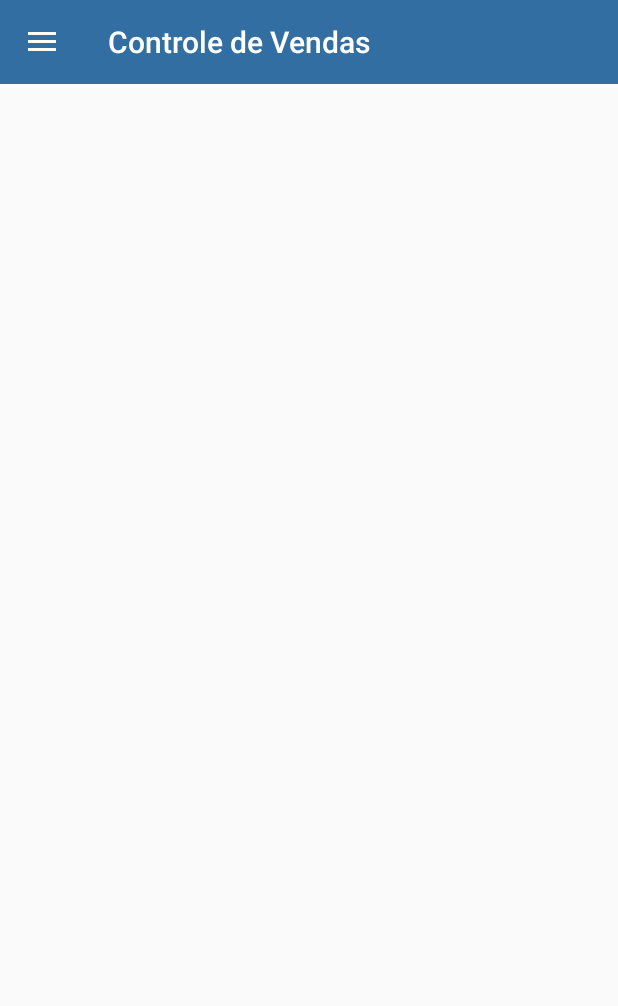
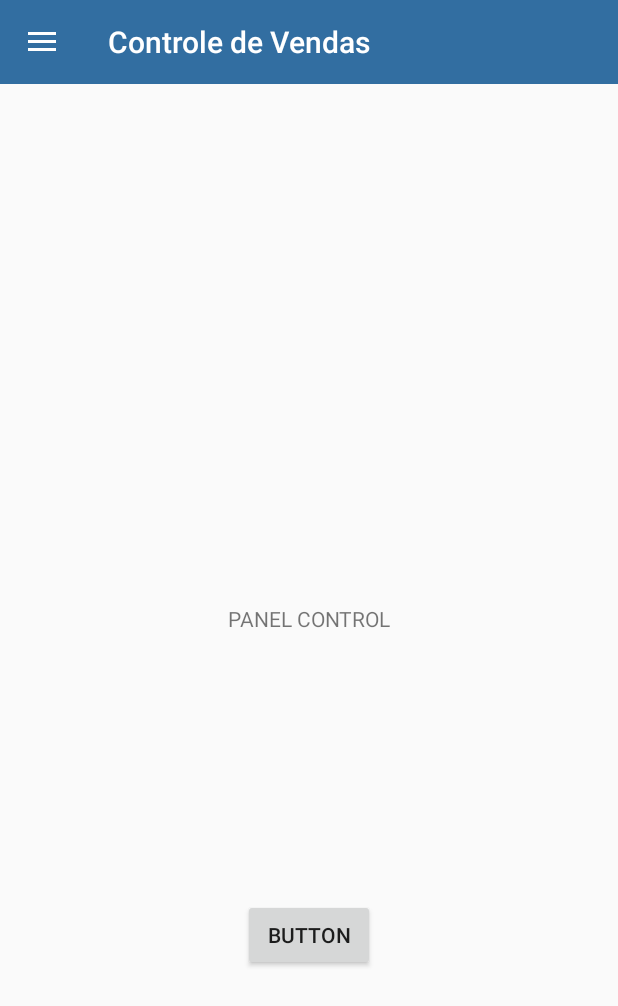
Before and after one commit to LucioDarcon/CRUD_SQLITE, an Android app: the PanelActivity screen opened directly, with no data from a screen before it, on a phone screen of 412 x 824 dp. Shown: the top 1006 px of the screen. Run offline under Robolectric (Android 15) with nearby library versions, the phone set to English and light mode, and no system bars.

Commit message:
fragment main

```diff
--- a/app/src/main/AndroidManifest.xml
+++ b/app/src/main/AndroidManifest.xml
@@ -9,7 +9,8 @@
         android:roundIcon="@mipmap/ic_launcher_round"
         android:supportsRtl="true"
         android:theme="@style/AppTheme">
-        <activity android:name=".view.RegisterActivity"></activity>
+        <activity android:name=".fragments.PanelFragment"></activity>
+        <activity android:name=".view.RegisterActivity" />
         <activity android:name=".view.AuthActivity">
             <intent-filter>
                 <action android:name="android.intent.action.MAIN" />
@@ -17,7 +18,7 @@
                 <category android:name="android.intent.category.LAUNCHER" />
             </intent-filter>
         </activity>
-        <activity android:name=".view.PanelActivity"></activity>
+        <activity android:name=".view.PanelActivity" />
     </application>
 
 </manifest>
--- /dev/null
+++ b/app/src/main/java/com/example/controlsales/fragments/PanelFragment.kt
@@ -0,0 +1,21 @@
+package com.example.controlsales.fragments
+
+import android.os.Bundle
+import android.view.LayoutInflater
+import android.view.View
+import android.view.ViewGroup
+import androidx.fragment.app.Fragment
+import com.example.controlsales.R
+
+class PanelFragment : Fragment() {
+
+    override fun onCreateView(
+        inflater: LayoutInflater,
+        container: ViewGroup?,
+        savedInstanceState: Bundle?
+    ): View? {
+        return inflater.inflate(R.layout.panel_fragment, container, false)
+    }
+
+
+}
--- a/app/src/main/java/com/example/controlsales/repository/AdmRepository.kt
+++ b/app/src/main/java/com/example/controlsales/repository/AdmRepository.kt
@@ -89,8 +89,8 @@ class AdmRepository private constructor(context: Context) {
 
         while (cursor.moveToNext()) {
             val adm = Adm(
-                name = cursor.getString(cursor.getColumnIndex(ConstantsDB.ADM.COLUMNS.NAME)),
-                email = cursor.getString(cursor.getColumnIndex(ConstantsDB.ADM.COLUMNS.EMAIL))
+                name = cursor.getString(cursor.getColumnIndex(ConstantsDB.ADM.COLUMNS.NAME)).toUpperCase(),
+                email = cursor.getString(cursor.getColumnIndex(ConstantsDB.ADM.COLUMNS.EMAIL)).toUpperCase()
             )
             arrayListAdmin.add(adm)
         }
--- a/app/src/main/java/com/example/controlsales/view/AuthActivity.kt
+++ b/app/src/main/java/com/example/controlsales/view/AuthActivity.kt
@@ -24,6 +24,7 @@ class AuthActivity : AppCompatActivity(), View.OnClickListener {
         super.onCreate(savedInstanceState)
         setContentView(R.layout.activity_auth)
 
+        if(verifyAfterLogin()) redirectPanel()
         setListeners()
     }
 
@@ -37,8 +38,7 @@ class AuthActivity : AppCompatActivity(), View.OnClickListener {
                             edtEmail.text.toString(), edtPassword.text.toString()
                         ))
                         mapArray(arrayAdmin)
-                        val i = Intent(this, PanelActivity::class.java)
-                        startActivity(i)
+                        redirectPanel()
                     }else{
                         Toast.makeText(this, resources.getString(R.string.preencha_os_campos), Toast.LENGTH_LONG).show()
                     }
@@ -63,11 +63,20 @@ class AuthActivity : AppCompatActivity(), View.OnClickListener {
     }
 
     private fun mapArray(arrayAdmin: ArrayList<Adm>){
-        mSharedPreferences = SecurityPreferences(this)
         for (i in arrayAdmin){
             mSharedPreferences.storeString("name", i.name)
             mSharedPreferences.storeString("email", i.email)
         }
     }
 
+    private fun verifyAfterLogin(): Boolean{
+        mSharedPreferences = SecurityPreferences(this)
+        return mSharedPreferences.getStoredString("name") != "" &&
+        mSharedPreferences.getStoredString("email") != ""
+    }
+
+    private fun redirectPanel(){
+        val i = Intent(this, PanelActivity::class.java)
+        startActivity(i)
+    }
 }
--- a/app/src/main/java/com/example/controlsales/view/PanelActivity.kt
+++ b/app/src/main/java/com/example/controlsales/view/PanelActivity.kt
@@ -1,5 +1,6 @@
 package com.example.controlsales.view
 
+import android.content.Intent
 import android.os.Bundle
 import android.view.MenuItem
 import android.widget.TextView
@@ -8,6 +9,7 @@ import androidx.appcompat.app.ActionBarDrawerToggle
 import androidx.appcompat.app.AppCompatActivity
 import androidx.core.view.GravityCompat
 import com.example.controlsales.R
+import com.example.controlsales.fragments.PanelFragment
 import com.example.controlsales.util.SecurityPreferences
 import com.google.android.material.navigation.NavigationView
 import kotlinx.android.synthetic.main.activity_panel.*
@@ -23,6 +25,12 @@ class PanelActivity : AppCompatActivity(), NavigationView.OnNavigationItemSelect
         setContentView(R.layout.activity_panel)
         initNavigationDrawerToolbar()
         onCompleteFields()
+
+        val spFragment = supportFragmentManager.beginTransaction()
+        spFragment.add(R.id.content_fragment,
+            PanelFragment()
+        )
+        spFragment.commit()
     }
 
     override fun onBackPressed() {
@@ -40,6 +48,12 @@ class PanelActivity : AppCompatActivity(), NavigationView.OnNavigationItemSelect
             }
             R.id.consultCustomer -> {
                 Toast.makeText(this, "Consult Customer", Toast.LENGTH_LONG).show()
+            }
+            R.id.leave -> {
+                mSharedPreferences.clearAll()
+                finish()
+                val i = Intent(this, AuthActivity::class.java)
+                startActivity(i)
             }
         }
         drawerLayout.closeDrawer(GravityCompat.START)
--- /dev/null
+++ b/app/src/main/res/drawable/ic_replay_black_24dp.xml
@@ -0,0 +1,9 @@
+<vector xmlns:android="http://schemas.android.com/apk/res/android"
+        android:width="24dp"
+        android:height="24dp"
+        android:viewportWidth="24.0"
+        android:viewportHeight="24.0">
+    <path
+        android:fillColor="#FF000000"
+        android:pathData="M12,5V1L7,6l5,5V7c3.31,0 6,2.69 6,6s-2.69,6 -6,6 -6,-2.69 -6,-6H4c0,4.42 3.58,8 8,8s8,-3.58 8,-8 -3.58,-8 -8,-8z"/>
+</vector>
--- a/app/src/main/res/layout/activity_panel.xml
+++ b/app/src/main/res/layout/activity_panel.xml
@@ -16,6 +16,11 @@
         android:layout_height="wrap_content" layout="@layout/toolbar" />
 
 
+    <include
+        android:layout_width="match_parent"
+        android:layout_height="match_parent"
+        layout="@layout/content_main"/>
+
     <com.google.android.material.navigation.NavigationView
         android:id="@+id/navigationView"
         android:layout_width="match_parent"
--- /dev/null
+++ b/app/src/main/res/layout/content_main.xml
@@ -0,0 +1,12 @@
+<?xml version="1.0" encoding="utf-8"?>
+<androidx.constraintlayout.widget.ConstraintLayout xmlns:android="http://schemas.android.com/apk/res/android"
+    android:layout_width="match_parent"
+    android:layout_height="match_parent">
+
+        <FrameLayout
+            android:layout_width="match_parent"
+            android:layout_height="match_parent"
+            android:id="@+id/content_fragment"
+            />
+
+</androidx.constraintlayout.widget.ConstraintLayout>
--- a/app/src/main/res/layout/header.xml
+++ b/app/src/main/res/layout/header.xml
@@ -1,10 +1,10 @@
 <?xml version="1.0" encoding="utf-8"?>
 <LinearLayout xmlns:android="http://schemas.android.com/apk/res/android"
     android:layout_width="match_parent"
-    android:layout_height="160dp"
+    android:layout_height="200dp"
     android:gravity="bottom"
     android:padding="16dp"
-    android:background="@drawable/desert"
+    android:background="@drawable/nav_header"
     android:orientation="vertical">
 
 
@@ -13,6 +13,7 @@
         android:layout_width="match_parent"
         android:layout_height="wrap_content"
         android:text="Lucio Darcon"
+        style="@style/Widget.AppCompat.TextView"
         android:textColor="@color/white"/>
 
     <TextView
@@ -20,6 +21,7 @@
         android:layout_width="match_parent"
         android:layout_height="wrap_content"
         android:textColor="@color/white"
+        style="@style/Widget.AppCompat.TextView"
         android:layout_marginTop="16dp"
         android:text="luciodarcon1997@hotmail.com" />
 
--- /dev/null
+++ b/app/src/main/res/layout/panel_fragment.xml
@@ -0,0 +1,29 @@
+<?xml version="1.0" encoding="utf-8"?>
+<androidx.constraintlayout.widget.ConstraintLayout xmlns:android="http://schemas.android.com/apk/res/android"
+    xmlns:app="http://schemas.android.com/apk/res-auto"
+    xmlns:tools="http://schemas.android.com/tools"
+    android:layout_width="match_parent"
+    android:layout_height="match_parent">
+
+
+    <TextView
+        android:id="@+id/textView"
+        android:layout_width="wrap_content"
+        android:layout_height="wrap_content"
+        android:text="PANEL CONTROL"
+        app:layout_constraintBottom_toBottomOf="parent"
+        app:layout_constraintEnd_toEndOf="parent"
+        app:layout_constraintStart_toStartOf="parent"
+        app:layout_constraintTop_toTopOf="parent" />
+
+    <Button
+        android:id="@+id/button"
+        android:layout_width="wrap_content"
+        android:layout_height="wrap_content"
+        android:text="Button"
+        app:layout_constraintBottom_toBottomOf="parent"
+        app:layout_constraintEnd_toEndOf="parent"
+        app:layout_constraintStart_toStartOf="parent"
+        app:layout_constraintTop_toBottomOf="@+id/textView" />
+
+</androidx.constraintlayout.widget.ConstraintLayout>
--- a/app/src/main/res/menu/menu_nav.xml
+++ b/app/src/main/res/menu/menu_nav.xml
@@ -3,17 +3,27 @@
 
     <item
         android:id="@+id/people"
-        android:title="Clientes">
+        android:title="@string/clientes">
         <menu>
             <item
                 android:id="@+id/consultCustomer"
                 android:icon="@drawable/ic_search_black_24dp"
-                android:title="Consultar" />
+                android:title="@string/consultar" />
             <item
                 android:id="@+id/addCustomer"
                 android:icon="@drawable/ic_person_add_24dp"
-                android:title="Cadastrar" />
+                android:title="@string/cadastrar" />
         </menu>
     </item>
 
+    <item
+        android:id="@+id/configCustomer"
+        android:title="@string/configuracoes">
+        <menu>
+            <item
+                android:id="@+id/leave"
+                android:icon="@drawable/ic_replay_black_24dp"
+                android:title="@string/sair" />
+        </menu>
+    </item>
 </menu>
--- a/app/src/main/res/values/strings.xml
+++ b/app/src/main/res/values/strings.xml
@@ -16,4 +16,9 @@
     <string name="primeiro_nome">Primeiro nome</string>
     <string name="email">Email</string>
     <string name="password">Password</string>
+    <string name="sair">Sair</string>
+    <string name="cadastrar">Cadastrar</string>
+    <string name="configuracoes">Configurações</string>
+    <string name="consultar">Consultar</string>
+    <string name="clientes">Clientes</string>
 </resources>
--- a/app/src/main/res/values/styles.xml
+++ b/app/src/main/res/values/styles.xml
@@ -1,12 +1,14 @@
 <resources>
 
     <!-- Base application theme. Cyan 50 -->
-    <style name="AppTheme" parent="Theme.AppCompat.Light.NoActionBar">
+    <style name="AppTheme" parent="Theme.AppCompat.Light.DarkActionBar">
         <!-- Customize your theme here. -->
         <item name="title">@string/title_action_bar</item>
         <item name="colorPrimary">@color/colorPrimary</item>
         <item name="colorPrimaryDark">@color/colorPrimaryDark</item>
         <item name="colorAccent">@color/colorAccent</item>
+        <item name="windowActionBar">false</item>
+        <item name="windowNoTitle">true</item>
     </style>
 
 
```
Also changed, not shown: app/src/main/res/drawable/desert.png (deleted), app/src/main/res/drawable/nav_header.png (added).
